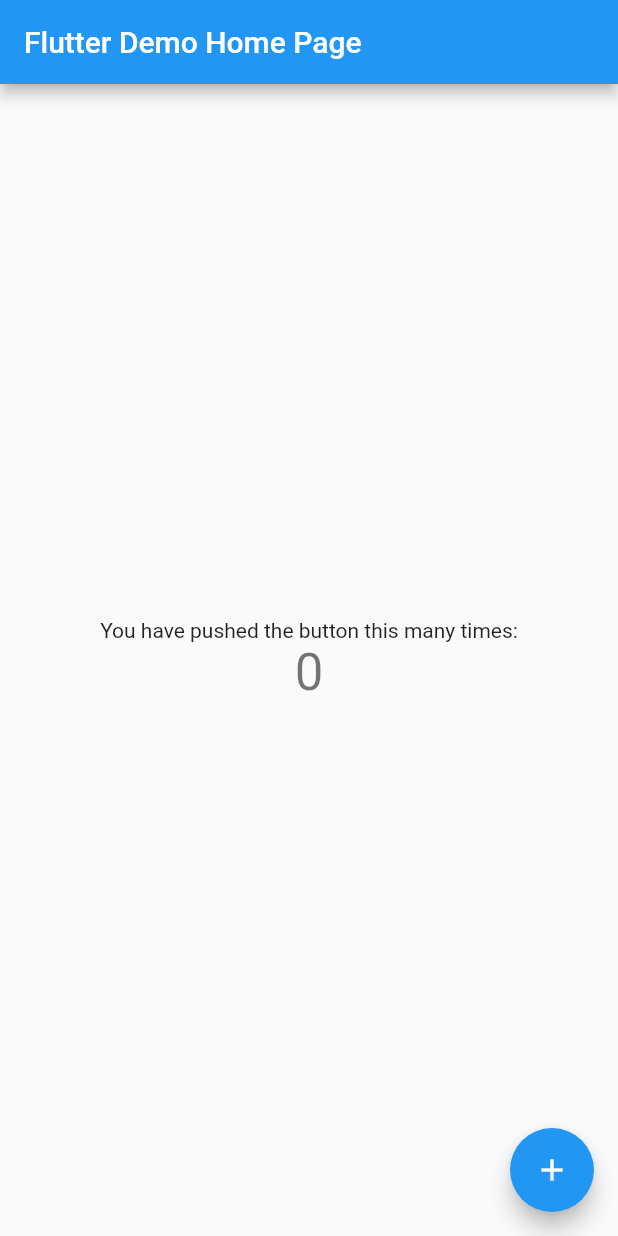
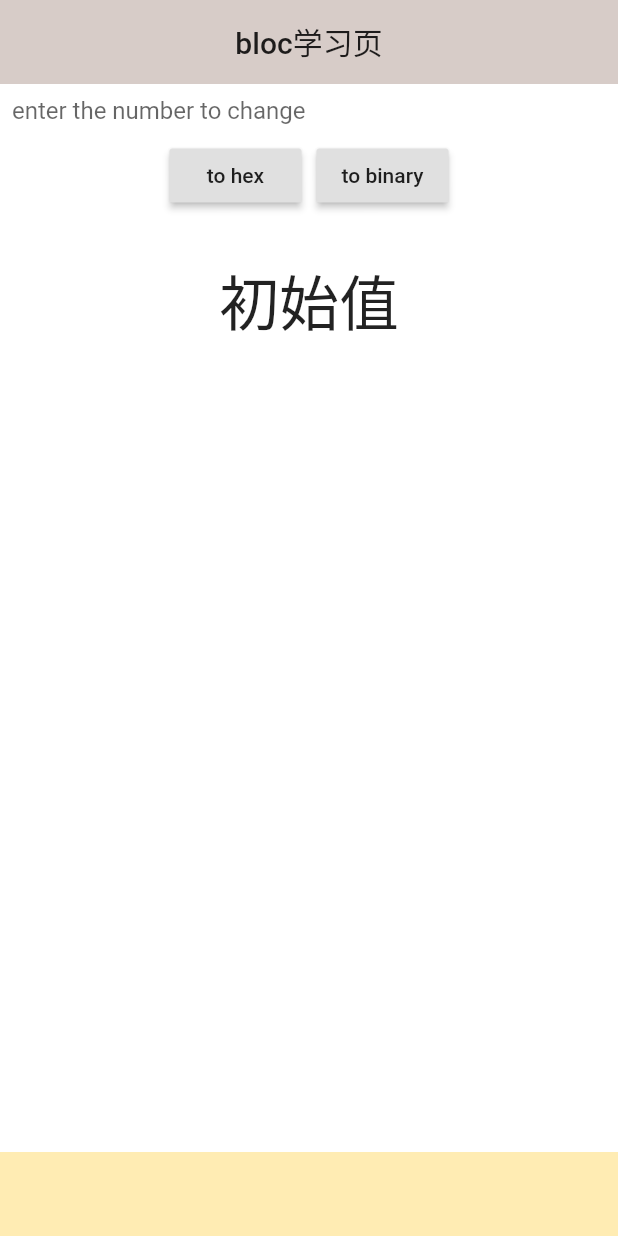
Before and after one commit to LPxfdDpp/dart_study, a Flutter app: the screen it shows after launch, on a phone screen of 412 x 824 dp. Run offline on Flutter 3.47's test engine with Material 2 defaults, Android fonts, the phone set to English and light mode, and no system bars; our stand-ins replace bloc, equatable, flutter_bloc.

Commit message:
bloc等于套娃 应用中可以有多套套娃 套娃初始状态注意保存

```diff
--- /dev/null
+++ b/phone_study/lib/blocPage/bloc_page.dart
@@ -0,0 +1,137 @@
+import 'package:flutter/material.dart';
+import 'dart:ui';
+import 'package:flutter_bloc/flutter_bloc.dart';
+import 'package:phone_study/blocPage/colb_page/colb_page_bloc.dart';
+
+class BlocPage extends StatelessWidget {
+
+  @override
+  Widget build(BuildContext context) {
+    return Container(
+        decoration: BoxDecoration(
+            color: Colors.blue[100],
+//            image:DecorationImage(
+//                fit: BoxFit.fitWidth,
+//                alignment: Alignment.topCenter,
+//                image: null
+//            )
+        ),
+        child: WillPopScope(
+          child: Scaffold(
+            backgroundColor: Colors.transparent,
+            appBar: AppBar(
+              elevation: 0,
+              backgroundColor: Colors.brown[100],
+              automaticallyImplyLeading: false,
+              titleSpacing: 0,
+              centerTitle: true,
+              title: Container(
+                alignment: Alignment(0, 0),
+                width: MediaQuery.of(context).size.width,
+                height: kBottomNavigationBarHeight,
+                decoration: BoxDecoration(),
+                child: Text.rich(
+                  TextSpan(
+                      text: "bloc学习页",
+                      style: TextStyle(
+                      )),
+                  textScaleFactor: 1.0,
+                ),
+              ),
+            ),
+            body: Container(
+                color: Colors.white,
+                width: MediaQuery.of(context).size.width,
+                height: MediaQuery.of(context).size.height -
+                    kBottomNavigationBarHeight -
+                    MediaQueryData.fromWindow(window).padding.top -
+                    kToolbarHeight,
+                child: SafeArea(
+                  ///1 providing our bloc
+                  child: BlocProvider<ColbPageBloc>(
+                      create: (context) => ColbPageBloc(),
+                      child: BlocPageReal(),
+                  ),
+                )),
+            bottomNavigationBar: Container(
+                color: Colors.amber[100],
+                height: kBottomNavigationBarHeight,
+                child: null),
+          ),
+          onWillPop: () {},
+        ));
+  }
+
+}
+
+///步骤
+//1 providing our bloc
+
+//2 access bloc
+
+//3 build the provided bloc widgets
+
+//4 add events
+
+//5 output the state
+class BlocPageReal extends StatelessWidget{
+
+  final numberController = TextEditingController();
+
+  @override
+  Widget build(BuildContext context) {
+    ///2 access bloc
+    final ColbPageBloc _colbPageBloc = BlocProvider.of<ColbPageBloc>(context);
+
+    return Center(
+      child: Padding(padding: const EdgeInsets.all(8.0),
+        child: Column(
+          crossAxisAlignment: CrossAxisAlignment.stretch,
+          children: [
+            TextField(
+              decoration: InputDecoration.collapsed(hintText: "enter the number to change"),
+              keyboardType: TextInputType.number,
+              controller: numberController,
+
+            ),
+            Container(
+              margin: const EdgeInsetsDirectional.only(top: 10),
+              child: Row(
+                mainAxisAlignment: MainAxisAlignment.center,
+                children: [
+                  RaisedButton(
+                    onPressed: (){
+                      ///4 add events
+                      _colbPageBloc.add(ConvertToHexEvent(numberController.text));
+                    },
+                    child: Text("to hex"),
+                  ),
+                  SizedBox(width: 10,),
+                  RaisedButton(onPressed: (){
+                    ///4 add events
+                    _colbPageBloc.add(ConvertToBinaryEvent(numberController.text));
+                  },
+                    child: Text("to binary"),
+                  )
+                ],
+              ),
+            ),
+            Container(
+              margin: EdgeInsets.only(top: 10),
+              padding: const EdgeInsets.symmetric(vertical: 20),
+              width: double.infinity,
+              alignment: Alignment(0, 0),
+              child:
+              ///3 build the provided bloc widgets
+              ///5 output the state
+              BlocBuilder<ColbPageBloc,ColbPageState>(builder: (context,state) => Text(state.value,style: TextStyle(
+                  fontSize: 40
+              ),)),
+            )
+          ],
+        ),),
+    );
+
+  }
+
+}
--- /dev/null
+++ b/phone_study/lib/blocPage/colb_page/colb_page_bloc.dart
@@ -0,0 +1,36 @@
+import 'dart:async';
+import 'package:bloc/bloc.dart';
+import 'package:meta/meta.dart';
+import 'package:equatable/equatable.dart';
+
+part 'colb_page_event.dart';
+
+part 'colb_page_state.dart';
+
+class ColbPageBloc extends Bloc<ColbPageEvent, ColbPageState> {
+  @override
+  ColbPageState get initialState => InitialColbPageState();
+
+  @override
+  Stream<ColbPageState> mapEventToState(ColbPageEvent event) async* {
+    // TODO: Add your event logic
+
+    print("asdf");
+
+    if(event is ConvertToHexEvent){
+      print(event.runtimeType);
+      print(event);
+
+      yield ColbPageNState(int.parse(event.decimalText).toRadixString(16).toUpperCase());
+    }
+    else if(event is ConvertToBinaryEvent){
+      yield ColbPageNState(int.parse(event.decimalText).toRadixString(2).toUpperCase());
+    }
+    else{
+      print(event.runtimeType);
+      print(event);
+
+      yield initialState;
+    }
+  }
+}
--- /dev/null
+++ b/phone_study/lib/blocPage/colb_page/colb_page_event.dart
@@ -0,0 +1,24 @@
+part of 'colb_page_bloc.dart';
+
+@immutable
+abstract class ColbPageEvent {}
+
+///添加的事件一
+class ConvertToHexEvent extends ColbPageEvent {
+
+  final String decimalText;
+  ConvertToHexEvent(this.decimalText);
+
+  List<Object> get props => [decimalText];
+
+}
+
+///添加的事件二
+class ConvertToBinaryEvent extends ColbPageEvent {
+
+  final String decimalText;
+  ConvertToBinaryEvent(this.decimalText);
+
+  List<Object> get props => [decimalText];
+
+}
--- /dev/null
+++ b/phone_study/lib/blocPage/colb_page/colb_page_state.dart
@@ -0,0 +1,18 @@
+part of 'colb_page_bloc.dart';
+
+@immutable
+abstract class ColbPageState {
+  var value;
+}
+
+class InitialColbPageState extends ColbPageState {
+  InitialColbPageState(){
+    this.value = "初始值";
+  }
+}
+
+class ColbPageNState extends ColbPageState {
+  ColbPageNState(String val){
+    this.value = val;
+  }
+}
--- a/phone_study/lib/main.dart
+++ b/phone_study/lib/main.dart
@@ -1,111 +1,91 @@
 import 'package:flutter/material.dart';
+import 'package:phone_study/blocPage/bloc_page.dart';
 
-void main() => runApp(MyApp());
+void main() => runApp(new Phone_study());
 
-class MyApp extends StatelessWidget {
-  // This widget is the root of your application.
-  @override
-  Widget build(BuildContext context) {
-    return MaterialApp(
-      title: 'Flutter Demo',
-      theme: ThemeData(
-        // This is the theme of your application.
-        //
-        // Try running your application with "flutter run". You'll see the
-        // application has a blue toolbar. Then, without quitting the app, try
-        // changing the primarySwatch below to Colors.green and then invoke
-        // "hot reload" (press "r" in the console where you ran "flutter run",
-        // or simply save your changes to "hot reload" in a Flutter IDE).
-        // Notice that the counter didn't reset back to zero; the application
-        // is not restarted.
-        primarySwatch: Colors.blue,
-      ),
-      home: MyHomePage(title: 'Flutter Demo Home Page'),
-    );
-  }
-}
+class Phone_study extends StatelessWidget {
 
-class MyHomePage extends StatefulWidget {
-  MyHomePage({Key key, this.title}) : super(key: key);
-
-  // This widget is the home page of your application. It is stateful, meaning
-  // that it has a State object (defined below) that contains fields that affect
-  // how it looks.
-
-  // This class is the configuration for the state. It holds the values (in this
-  // case the title) provided by the parent (in this case the App widget) and
-  // used by the build method of the State. Fields in a Widget subclass are
-  // always marked "final".
-
-  final String title;
-
-  @override
-  _MyHomePageState createState() => _MyHomePageState();
-}
-
-class _MyHomePageState extends State<MyHomePage> {
-  int _counter = 0;
-
-  void _incrementCounter() {
-    setState(() {
-      // This call to setState tells the Flutter framework that something has
-      // changed in this State, which causes it to rerun the build method below
-      // so that the display can reflect the updated values. If we changed
-      // _counter without calling setState(), then the build method would not be
-      // called again, and so nothing would appear to happen.
-      _counter++;
-    });
-  }
 
   @override
   Widget build(BuildContext context) {
-    // This method is rerun every time setState is called, for instance as done
-    // by the _incrementCounter method above.
-    //
-    // The Flutter framework has been optimized to make rerunning build methods
-    // fast, so that you can just rebuild anything that needs updating rather
-    // than having to individually change instances of widgets.
-    return Scaffold(
-      appBar: AppBar(
-        // Here we take the value from the MyHomePage object that was created by
-        // the App.build method, and use it to set our appbar title.
-        title: Text(widget.title),
+
+    return new MaterialApp(
+      debugShowCheckedModeBanner: false,
+      theme: ThemeData(
+        primarySwatch: Colors.amber,
       ),
-      body: Center(
-        // Center is a layout widget. It takes a single child and positions it
-        // in the middle of the parent.
-        child: Column(
-          // Column is also layout widget. It takes a list of children and
-          // arranges them vertically. By default, it sizes itself to fit its
-          // children horizontally, and tries to be as tall as its parent.
-          //
-          // Invoke "debug painting" (press "p" in the console, choose the
-          // "Toggle Debug Paint" action from the Flutter Inspector in Android
-          // Studio, or the "Toggle Debug Paint" command in Visual Studio Code)
-          // to see the wireframe for each widget.
-          //
-          // Column has various properties to control how it sizes itself and
-          // how it positions its children. Here we use mainAxisAlignment to
-          // center the children vertically; the main axis here is the vertical
-          // axis because Columns are vertical (the cross axis would be
-          // horizontal).
-          mainAxisAlignment: MainAxisAlignment.center,
-          children: <Widget>[
-            Text(
-              'You have pushed the button this many times:',
-            ),
-            Text(
-              '$_counter',
-              style: Theme.of(context).textTheme.display1,
-            ),
-          ],
-        ),
-      ),
-      floatingActionButton: FloatingActionButton(
-        onPressed: _incrementCounter,
-        tooltip: 'Increment',
-        child: Icon(Icons.add),
-      ), // This trailing comma makes auto-formatting nicer for build methods.
+
+      ///bloc学习页
+      home: BlocPage(),
+//      home: new Sample(),
+//      home: new Sample(),
+//      home: new Sample(),
+//      home: new Sample(),
+
+      routes: <String, WidgetBuilder>{
+        '/blocPage':(BuildContext context) => BlocPage(),
+      },
     );
+
   }
+
 }
+
+
+
+
+
+
+//@override
+//Widget build(BuildContext context) {
+//  // TODO: implement build
+//  return Container(
+//      decoration: BoxDecoration(
+//        color: Colors.blue[100],
+////            image:DecorationImage(
+////                fit: BoxFit.fitWidth,
+////                alignment: Alignment.topCenter,
+////                image: null
+////            )
+//      ),
+//      child: WillPopScope(
+//        child: Scaffold(
+//          backgroundColor: Colors.transparent,
+//          appBar: AppBar(
+//            elevation: 0,
+//            backgroundColor: Colors.brown[100],
+//            automaticallyImplyLeading: false,
+//            titleSpacing: 0,
+//            centerTitle: true,
+//            title: Container(
+//              alignment: Alignment(0, 0),
+//              width: MediaQuery.of(context).size.width,
+//              height: kBottomNavigationBarHeight,
+//              decoration: BoxDecoration(),
+//              child: Text.rich(
+//                TextSpan(
+//                    text: "bloc学习页",
+//                    style: TextStyle(
+//                    )),
+//                textScaleFactor: 1.0,
+//              ),
+//            ),
+//          ),
+//          body: Container(
+//              color: Colors.white,
+//              width: MediaQuery.of(context).size.width,
+//              height: MediaQuery.of(context).size.height -
+//                  kBottomNavigationBarHeight -
+//                  MediaQueryData.fromWindow(window).padding.top -
+//                  kToolbarHeight,
+//              child: SafeArea(
+//                child: Text("ppppp"),
+//              )),
+//          bottomNavigationBar: Container(
+//              color: Colors.amber[100],
+//              height: kBottomNavigationBarHeight,
+//              child: null),
+//        ),
+//        onWillPop: () {},
+//      ));
+//}
--- a/phone_study/pubspec.yaml
+++ b/phone_study/pubspec.yaml
@@ -19,10 +19,10 @@ environment:
 dependencies:
   flutter:
     sdk: flutter
+#bloc 学习用
+  flutter_bloc: 4.0.0
+  equatable: 1.0.0
 
-  # The following adds the Cupertino Icons font to your application.
-  # Use with the CupertinoIcons class for iOS style icons.
-  cupertino_icons: ^0.1.2
 
 dev_dependencies:
   flutter_test:
```
Also changed, not shown: phone_study/pubspec.lock, 2 other files.
